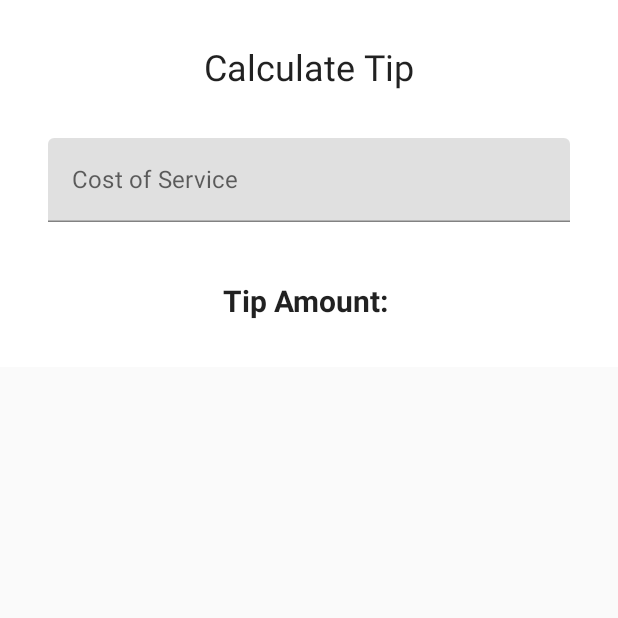
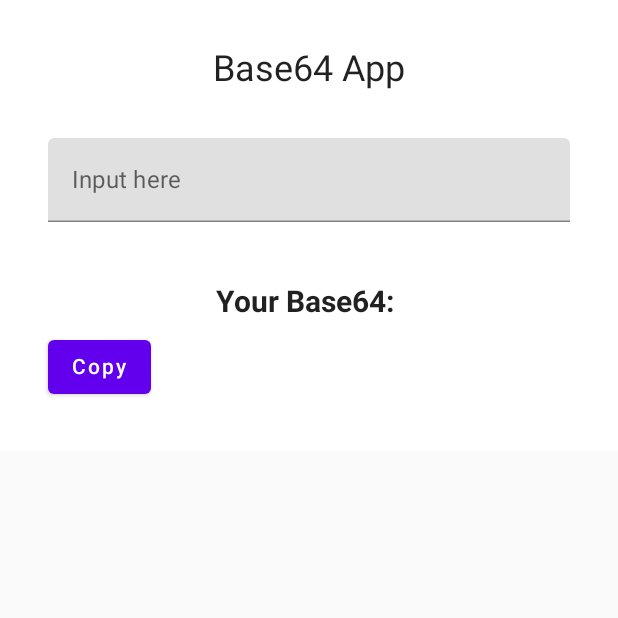
Before and after one commit to aodreamer/SimpleCaesarCipher-Android, an Android app built with Jetpack Compose: the screen it shows after launch (MainActivity), on a phone screen of 412 x 824 dp, the top half of it. Run offline under Robolectric (Android 15) with nearby library versions, the phone set to English and light mode, and no system bars.

Commit message:
Testing using base64 decode and add copy button

```diff
--- a/app/src/main/java/com/example/simplecesarcipher/MainActivity.kt
+++ b/app/src/main/java/com/example/simplecesarcipher/MainActivity.kt
@@ -1,19 +1,18 @@
 package com.example.simplecesarcipher
 
 
+import android.content.ClipData
+import android.os.Build
 import android.os.Bundle
 import androidx.activity.ComponentActivity
 import androidx.activity.compose.setContent
-import androidx.compose.foundation.Image
+import androidx.annotation.RequiresApi
 import androidx.compose.foundation.layout.*
 import androidx.compose.material.*
 import androidx.compose.runtime.*
 import androidx.compose.ui.Alignment
 import androidx.compose.ui.Modifier
-import androidx.compose.ui.layout.ContentScale
-import androidx.compose.ui.res.painterResource
 import androidx.compose.ui.res.stringResource
-import androidx.compose.ui.semantics.Role.Companion.Image
 import androidx.compose.ui.tooling.preview.Preview
 import androidx.compose.ui.unit.dp
 import androidx.compose.ui.unit.sp
@@ -21,8 +20,17 @@ import com.example.simplecesarcipher.ui.theme.SimpleCesarCipherTheme
 import androidx.compose.runtime.getValue
 import androidx.compose.runtime.setValue
 import androidx.compose.ui.text.font.FontWeight
+import java.util.*
+import android.content.ClipboardManager
+import android.content.Context
+import android.content.Context.CLIPBOARD_SERVICE
+import android.widget.Toast
+import androidx.compose.ui.platform.LocalClipboardManager
+import androidx.compose.ui.text.AnnotatedString
+import androidx.core.content.ContextCompat.getSystemService
 
 class MainActivity : ComponentActivity() {
+    @RequiresApi(Build.VERSION_CODES.O)
     override fun onCreate(savedInstanceState: Bundle?) {
         super.onCreate(savedInstanceState)
         setContent {
@@ -37,17 +45,19 @@ class MainActivity : ComponentActivity() {
     }
 }
 
+@RequiresApi(Build.VERSION_CODES.O)
 @Preview
 @Composable
 fun TipTimeScreen(){
     var amountInput by remember {mutableStateOf("")}
     val tip = calc(amountInput)
+    val clipboardManager: androidx.compose.ui.platform.ClipboardManager = LocalClipboardManager.current
     Column(
         modifier = Modifier.padding(32.dp),
         verticalArrangement = Arrangement.spacedBy(8.dp),
     ){
         Text(
-            text = stringResource(R.string.calculate_tip),
+            text = stringResource(R.string.Base64_App),
             fontSize = 24.sp,
             modifier = Modifier.align(Alignment.CenterHorizontally)
         )
@@ -56,11 +66,16 @@ fun TipTimeScreen(){
             onValueChange = {amountInput = it} )
         Spacer(Modifier.height(25.dp))
         Text(
-            text = stringResource(R.string.tip_amount,tip),
+            text = stringResource(R.string.Result,tip),
             modifier = Modifier.align(Alignment.CenterHorizontally),
             fontSize = 20.sp,
             fontWeight = FontWeight.Bold
         )
+        Button(onClick = {
+            clipboardManager.setText(AnnotatedString((tip)))
+        }) {
+            Text("Copy")
+        }
     }
 
 }
@@ -72,17 +87,19 @@ fun EditNumberField(value: String,
     TextField(
         value = value,
         onValueChange = onValueChange,
-        label = { Text(stringResource(R.string.cost_of_service)) },
+        label = { Text(stringResource(R.string.Input_Here)) },
         modifier = Modifier.fillMaxWidth(),
         singleLine = true,
     )
 }
 
+@RequiresApi(Build.VERSION_CODES.O)
 private fun calc(input: String): String {
-    val out = input
+    val out = Base64.getEncoder().encodeToString(input.toByteArray())
     return out
 }
 
+@RequiresApi(Build.VERSION_CODES.O)
 @Preview(showBackground = true)
 @Composable
 fun DefaultPreview(){
--- a/app/src/main/res/values/strings.xml
+++ b/app/src/main/res/values/strings.xml
@@ -1,9 +1,6 @@
 <resources>
-    <string name="app_name">SimpleCesarCipher</string>
-    <string name="roll">Roll</string>
-    <string name="calculate_tip">Calculate Tip</string>
-    <string name="cost_of_service">Cost of Service</string>
-    <string name="how_was_the_service">Tip (%)</string>
-    <string name="round_up_tip">Round up tip?</string>
-    <string name="tip_amount">Tip Amount: %s</string>
+    <string name="app_name">SimpleBase64App</string>
+    <string name="Base64_App">Base64 App</string>
+    <string name="Input_Here">Input here</string>
+    <string name="Result">Your Base64: %s</string>
 </resources>
```
